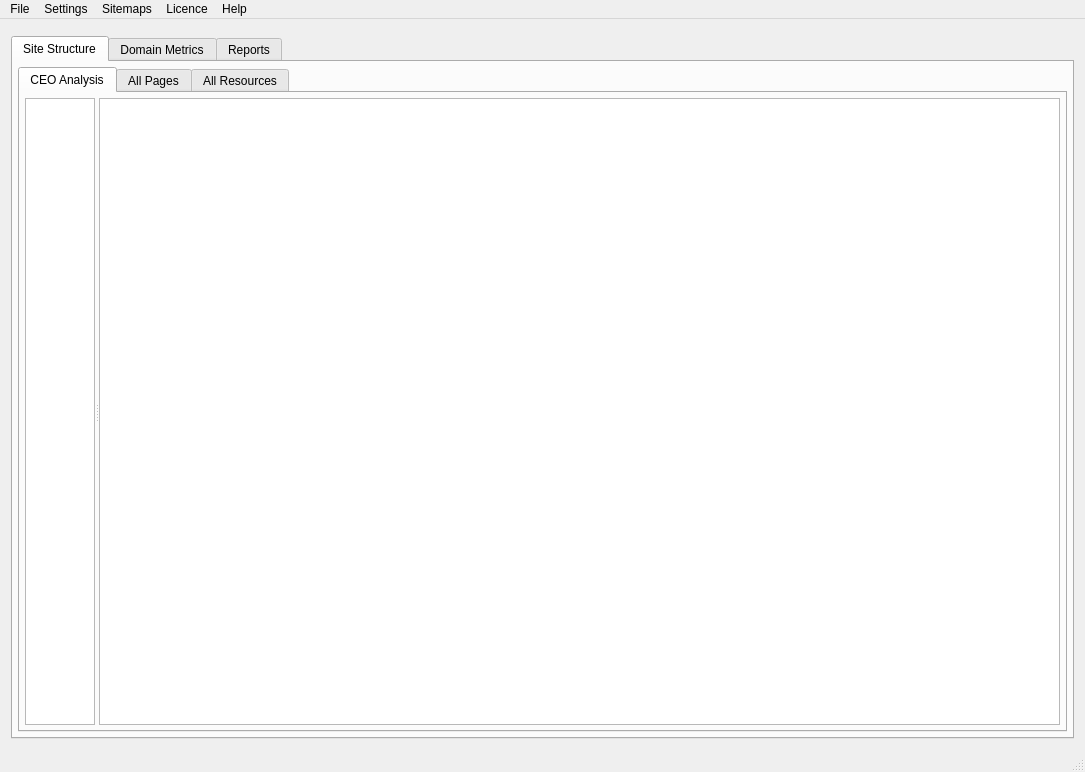
Old version of the form quickiewebbot/ui/main_frame.ui in the repository andrascii/RiveSolutions_SEO_Spider.
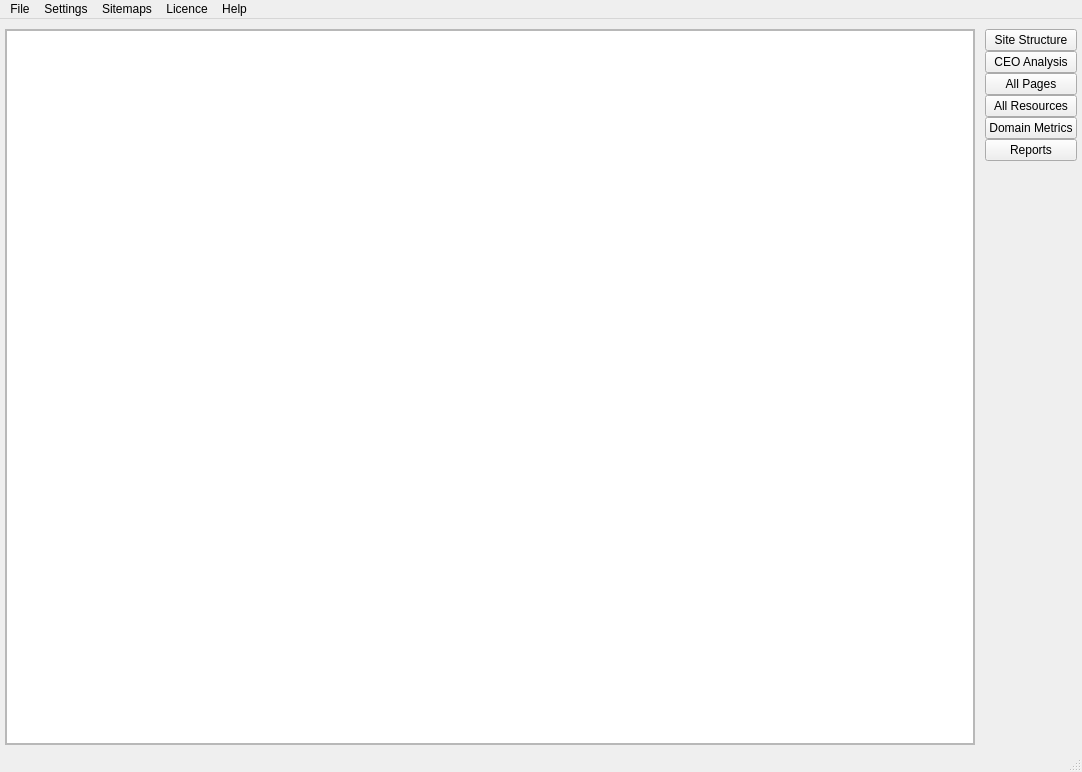
New version of the form. The open tabs and pages were chosen to show the change. Icons and pictures are not drawn. Custom widgets are drawn as their Qt base class.

The edit to the form file:
```diff
--- a/quickiewebbot/ui/main_frame.ui
+++ b/quickiewebbot/ui/main_frame.ui
@@ -6,7 +6,7 @@
    <rect>
     <x>0</x>
     <y>0</y>
-    <width>1085</width>
+    <width>1082</width>
     <height>772</height>
    </rect>
   </property>
@@ -21,8 +21,153 @@
    <locale language="English" country="UnitedStates"/>
   </property>
   <widget class="QWidget" name="centralWidget">
-   <layout class="QVBoxLayout" name="verticalLayout">
-    <item>
+   <layout class="QGridLayout" name="gridLayout_4">
+    <property name="leftMargin">
+     <number>5</number>
+    </property>
+    <property name="topMargin">
+     <number>5</number>
+    </property>
+    <property name="rightMargin">
+     <number>5</number>
+    </property>
+    <property name="bottomMargin">
+     <number>5</number>
+    </property>
+    <property name="spacing">
+     <number>5</number>
+    </property>
+    <item row="1" column="2">
+     <widget class="QWidget" name="navigationWidget" native="true">
+      <layout class="QVBoxLayout" name="verticalLayout">
+       <property name="spacing">
+        <number>0</number>
+       </property>
+       <property name="leftMargin">
+        <number>0</number>
+       </property>
+       <property name="topMargin">
+        <number>0</number>
+       </property>
+       <property name="rightMargin">
+        <number>0</number>
+       </property>
+       <property name="bottomMargin">
+        <number>0</number>
+       </property>
+       <item>
+        <widget class="QWidget" name="widget" native="true">
+         <layout class="QVBoxLayout" name="verticalLayout_2">
+          <property name="spacing">
+           <number>0</number>
+          </property>
+          <property name="leftMargin">
+           <number>0</number>
+          </property>
+          <property name="topMargin">
+           <number>0</number>
+          </property>
+          <property name="rightMargin">
+           <number>0</number>
+          </property>
+          <property name="bottomMargin">
+           <number>0</number>
+          </property>
+          <item>
+           <widget class="QPushButton" name="siteStructureButton">
+            <property name="text">
+             <string>Site Structure</string>
+            </property>
+           </widget>
+          </item>
+          <item>
+           <widget class="QWidget" name="siteStructurePanel" native="true">
+            <layout class="QVBoxLayout" name="verticalLayout_5">
+             <property name="spacing">
+              <number>0</number>
+             </property>
+             <property name="leftMargin">
+              <number>0</number>
+             </property>
+             <property name="topMargin">
+              <number>0</number>
+             </property>
+             <property name="rightMargin">
+              <number>0</number>
+             </property>
+             <property name="bottomMargin">
+              <number>0</number>
+             </property>
+             <item>
+              <widget class="QPushButton" name="ceoAnalysisButton">
+               <property name="text">
+                <string>CEO Analysis</string>
+               </property>
+               <property name="childElement" stdset="0">
+                <bool>true</bool>
+               </property>
+               <property name="selected" stdset="0">
+                <bool>true</bool>
+               </property>
+              </widget>
+             </item>
+             <item>
+              <widget class="QPushButton" name="allPagesButton">
+               <property name="text">
+                <string>All Pages</string>
+               </property>
+               <property name="childElement" stdset="0">
+                <bool>true</bool>
+               </property>
+              </widget>
+             </item>
+             <item>
+              <widget class="QPushButton" name="allResourcesButton">
+               <property name="text">
+                <string>All Resources</string>
+               </property>
+               <property name="childElement" stdset="0">
+                <bool>true</bool>
+               </property>
+              </widget>
+             </item>
+            </layout>
+           </widget>
+          </item>
+          <item>
+           <widget class="QPushButton" name="domainMetricsButton">
+            <property name="text">
+             <string>Domain Metrics</string>
+            </property>
+           </widget>
+          </item>
+          <item>
+           <widget class="QPushButton" name="reportsButton">
+            <property name="text">
+             <string>Reports</string>
+            </property>
+           </widget>
+          </item>
+          <item>
+           <spacer name="verticalSpacer">
+            <property name="orientation">
+             <enum>Qt::Vertical</enum>
+            </property>
+            <property name="sizeHint" stdset="0">
+             <size>
+              <width>20</width>
+              <height>40</height>
+             </size>
+            </property>
+           </spacer>
+          </item>
+         </layout>
+        </widget>
+       </item>
+      </layout>
+     </widget>
+    </item>
+    <item row="0" column="0" colspan="3">
      <widget class="QuickieWebBot::ControlPanelWidget" name="controlPanelWidget" native="true">
       <property name="minimumSize">
        <size>
@@ -35,170 +180,87 @@
       </property>
      </widget>
     </item>
-    <item>
-     <widget class="QTabWidget" name="maintTabWidget">
-      <property name="currentIndex">
+    <item row="1" column="0">
+     <widget class="QStackedWidget" name="mainGuiStackedWidget">
+      <property name="frameShape">
+       <enum>QFrame::StyledPanel</enum>
+      </property>
+      <property name="frameShadow">
+       <enum>QFrame::Raised</enum>
+      </property>
+      <property name="lineWidth">
        <number>0</number>
       </property>
-      <widget class="QWidget" name="siteStructureTab">
-       <attribute name="title">
-        <string>Site Structure</string>
-       </attribute>
-       <layout class="QHBoxLayout" name="horizontalLayout">
+      <property name="currentIndex">
+       <number>1</number>
+      </property>
+      <widget class="QWidget" name="crawlingPage">
+       <layout class="QGridLayout" name="gridLayout_6">
         <property name="leftMargin">
-         <number>5</number>
+         <number>0</number>
         </property>
         <property name="topMargin">
-         <number>5</number>
+         <number>0</number>
         </property>
         <property name="rightMargin">
-         <number>5</number>
+         <number>0</number>
         </property>
         <property name="bottomMargin">
-         <number>5</number>
+         <number>0</number>
         </property>
+        <property name="spacing">
+         <number>0</number>
+        </property>
+        <item row="0" column="0">
+         <widget class="QuickieWebBot::GridView" name="crawlingGridView">
+          <attribute name="verticalHeaderVisible">
+           <bool>false</bool>
+          </attribute>
+         </widget>
+        </item>
+       </layout>
+      </widget>
+      <widget class="QWidget" name="errorsFilterPage">
+       <layout class="QVBoxLayout" name="verticalLayout_3">
         <item>
-         <widget class="QTabWidget" name="siteStructureTabWidget">
-          <property name="currentIndex">
-           <number>0</number>
+         <widget class="QSplitter" name="splitter_2">
+          <property name="orientation">
+           <enum>Qt::Horizontal</enum>
           </property>
-          <widget class="QWidget" name="ceoAnalysisTab">
-           <property name="sizePolicy">
-            <sizepolicy hsizetype="Preferred" vsizetype="Maximum">
-             <horstretch>0</horstretch>
-             <verstretch>0</verstretch>
-            </sizepolicy>
+          <property name="opaqueResize">
+           <bool>false</bool>
+          </property>
+          <property name="childrenCollapsible">
+           <bool>false</bool>
+          </property>
+          <widget class="QuickieWebBot::GridView" name="summaryGridView">
+           <property name="sizeAdjustPolicy">
+            <enum>QAbstractScrollArea::AdjustToContents</enum>
            </property>
-           <attribute name="title">
-            <string>CEO Analysis</string>
+           <property name="selectionMode">
+            <enum>QAbstractItemView::SingleSelection</enum>
+           </property>
+           <property name="showGrid">
+            <bool>false</bool>
+           </property>
+           <property name="gridStyle">
+            <enum>Qt::NoPen</enum>
+           </property>
+           <attribute name="horizontalHeaderVisible">
+            <bool>false</bool>
            </attribute>
-           <layout class="QGridLayout" name="gridLayout_6">
-            <property name="leftMargin">
-             <number>5</number>
-            </property>
-            <property name="topMargin">
-             <number>5</number>
-            </property>
-            <property name="rightMargin">
-             <number>5</number>
-            </property>
-            <property name="bottomMargin">
-             <number>5</number>
-            </property>
-            <property name="spacing">
-             <number>0</number>
-            </property>
-            <item row="0" column="0">
-             <layout class="QGridLayout" name="gridLayout_5">
-              <item row="0" column="0">
-               <widget class="QSplitter" name="splitter_2">
-                <property name="orientation">
-                 <enum>Qt::Horizontal</enum>
-                </property>
-                <widget class="QuickieWebBot::GridView" name="summaryGridView">
-                 <property name="sizeAdjustPolicy">
-                  <enum>QAbstractScrollArea::AdjustToContents</enum>
-                 </property>
-                 <property name="selectionMode">
-                  <enum>QAbstractItemView::SingleSelection</enum>
-                 </property>
-                 <property name="showGrid">
-                  <bool>false</bool>
-                 </property>
-                 <property name="gridStyle">
-                  <enum>Qt::NoPen</enum>
-                 </property>
-                 <attribute name="horizontalHeaderVisible">
-                  <bool>false</bool>
-                 </attribute>
-                 <attribute name="verticalHeaderVisible">
-                  <bool>false</bool>
-                 </attribute>
-                </widget>
-                <widget class="QuickieWebBot::GridView" name="summaryDetailsGridView"/>
-               </widget>
-              </item>
-             </layout>
-            </item>
-           </layout>
-           <zorder>splitter_2</zorder>
-           <zorder>splitter_2</zorder>
-           <zorder>gridLayoutWidget_2</zorder>
-          </widget>
-          <widget class="QWidget" name="allPagesTab">
-           <attribute name="title">
-            <string>All Pages</string>
+           <attribute name="verticalHeaderVisible">
+            <bool>false</bool>
            </attribute>
-           <layout class="QGridLayout" name="gridLayout_4">
-            <property name="leftMargin">
-             <number>5</number>
-            </property>
-            <property name="topMargin">
-             <number>5</number>
-            </property>
-            <property name="rightMargin">
-             <number>5</number>
-            </property>
-            <property name="bottomMargin">
-             <number>5</number>
-            </property>
-            <property name="spacing">
-             <number>0</number>
-            </property>
-            <item row="0" column="0">
-             <layout class="QGridLayout" name="gridLayout_3">
-              <property name="spacing">
-               <number>0</number>
-              </property>
-              <item row="0" column="0">
-               <widget class="QuickieWebBot::GridView" name="crawlingGridView">
-                <attribute name="verticalHeaderVisible">
-                 <bool>false</bool>
-                </attribute>
-               </widget>
-              </item>
-             </layout>
-            </item>
-           </layout>
-           <zorder>splitter_2</zorder>
-           <zorder>splitter</zorder>
-           <zorder>horizontalLayoutWidget</zorder>
-           <zorder>gridLayoutWidget</zorder>
           </widget>
-          <widget class="QWidget" name="allResourcesTab">
-           <attribute name="title">
-            <string>All Resources</string>
-           </attribute>
-           <layout class="QGridLayout" name="gridLayout_10">
-            <item row="0" column="0">
-             <layout class="QGridLayout" name="gridLayout_7"/>
-            </item>
-           </layout>
-          </widget>
+          <widget class="QuickieWebBot::GridView" name="summaryDetailsGridView"/>
          </widget>
         </item>
        </layout>
       </widget>
-      <widget class="QWidget" name="domainMetricsTab">
-       <attribute name="title">
-        <string>Domain Metrics</string>
-       </attribute>
-       <layout class="QGridLayout" name="gridLayout_11">
-        <item row="0" column="0">
-         <layout class="QGridLayout" name="gridLayout_8"/>
-        </item>
-       </layout>
-      </widget>
-      <widget class="QWidget" name="reportsTab">
-       <attribute name="title">
-        <string>Reports</string>
-       </attribute>
-       <layout class="QGridLayout" name="gridLayout_12">
-        <item row="0" column="0">
-         <layout class="QGridLayout" name="gridLayout_9"/>
-        </item>
-       </layout>
-      </widget>
+      <widget class="QWidget" name="allResourcesWidget"/>
+      <widget class="QWidget" name="domainMetricsWidget"/>
+      <widget class="QWidget" name="reportsWidget"/>
      </widget>
     </item>
    </layout>
@@ -209,7 +271,7 @@
     <rect>
      <x>0</x>
      <y>0</y>
-     <width>1085</width>
+     <width>1082</width>
      <height>21</height>
     </rect>
    </property>
```
Left out of the diff: 23 changed lines with no effect on the pictures.
